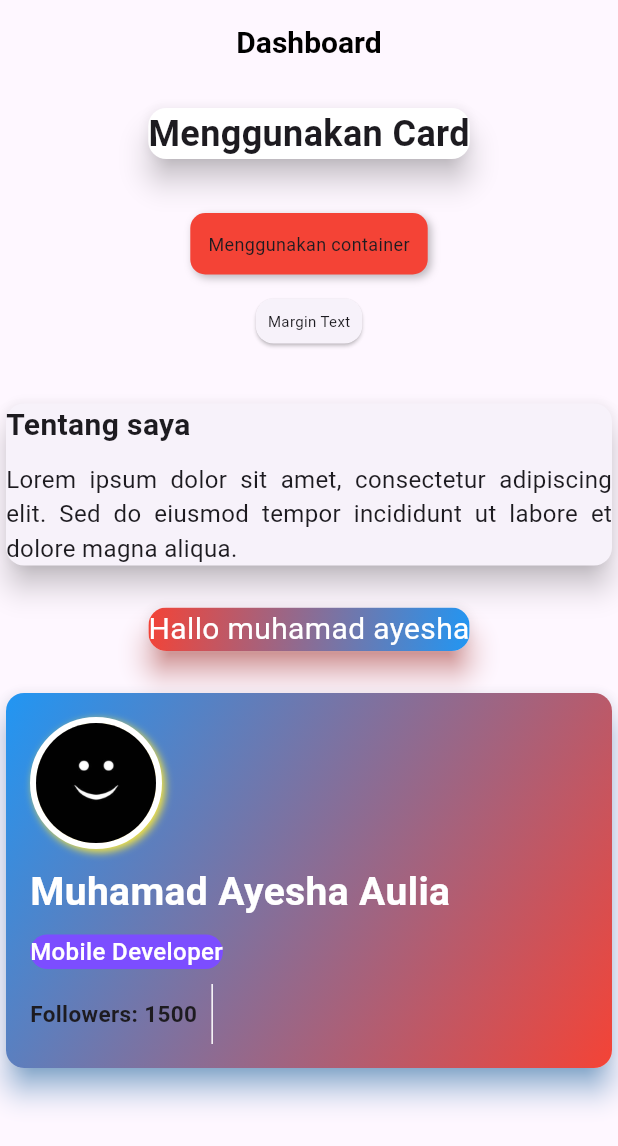
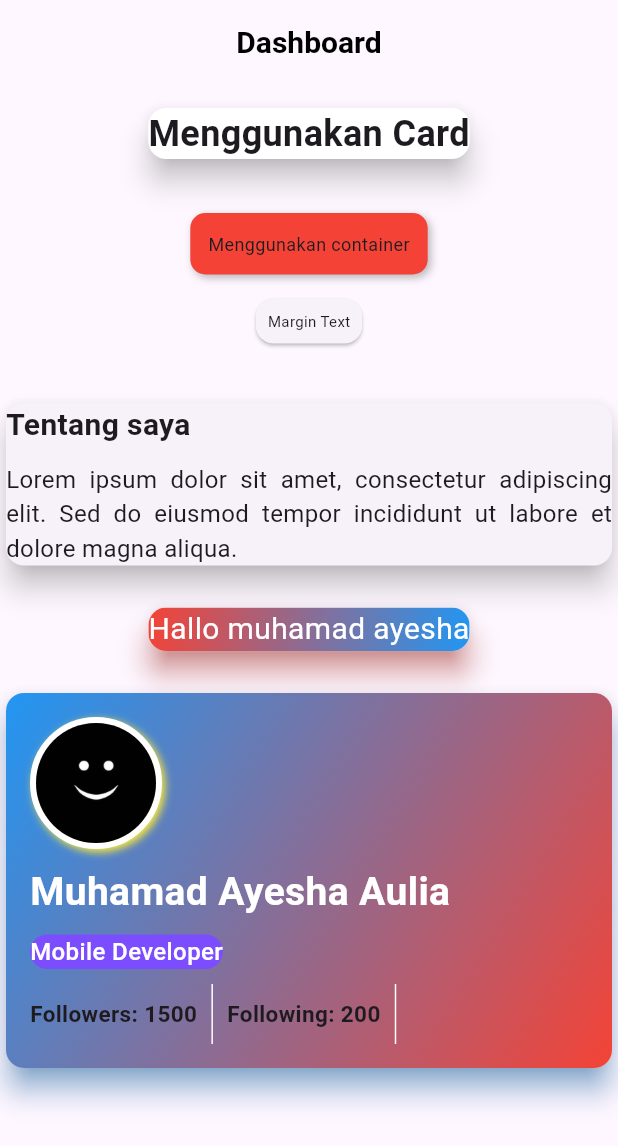
Before and after one commit to muhamadayeshaaulia/week_8_card, a Flutter app: the screen it shows after launch, on a phone screen of 412 x 824 dp. Shown: the top 1146 px of the screen. Run offline on Flutter 3.47's test engine with Material 3 defaults, Android fonts, the light colour scheme and no system bars.

Commit message:
membuat text lainnya di dalam row dengan garis vertical yg sama seperti text di atas

```diff
--- a/lib/latihan_card.dart
+++ b/lib/latihan_card.dart
@@ -161,7 +161,22 @@ class MycardNight extends StatelessWidget {
                             thickness: 1,
                             width: 20,
                           ),
-                        )
+                        ),
+                        Text(
+                          'Following: 200',
+                          style: TextStyle(
+                            fontSize: 15,
+                            fontWeight: FontWeight.bold,
+                          ),
+                        ),
+                        SizedBox(
+                          height: 40,
+                          child: VerticalDivider(
+                            color: Colors.white,
+                            thickness: 1,
+                            width: 20,
+                          ),
+                        ),
                       ],
                     )
                   ],
```
